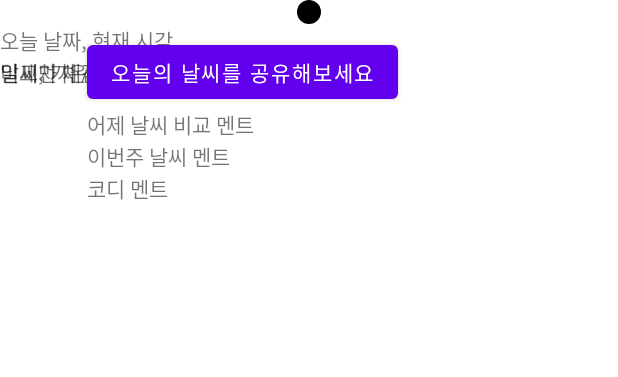
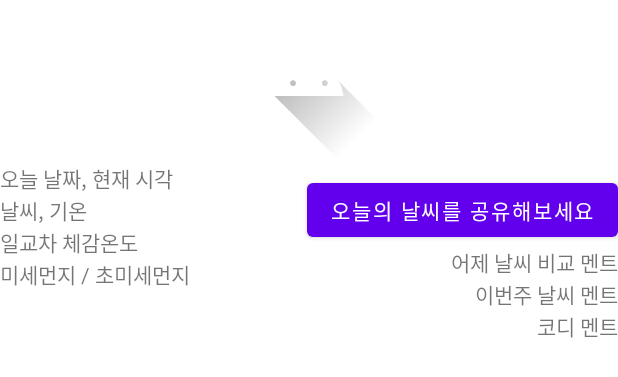
Before and after one commit to moonyeol/WearWeather, an Android app: the layout fragment_main_00.xml on its own in the app's theme, with its tools: preview values and no code run, on a phone screen of 412 x 824 dp. Shown: the top 377 px of the screen. Run offline under Robolectric (Android 15) with nearby library versions, the phone set to English and light mode, and no system bars.

Commit message:
Main weather

```diff
--- a/app/src/main/java/wear/weather/retrofit/RetrofitClient.kt
+++ b/app/src/main/java/wear/weather/retrofit/RetrofitClient.kt
@@ -5,13 +5,12 @@ import retrofit2.converter.gson.GsonConverterFactory
 
 class RetrofitClient {
     companion object{
-        private const val OPEN_WEATHER_URL = "https://api.openweathermap.org/data/2.5/"
         private val retrofitClient: RetrofitClient = RetrofitClient()
         fun getInstance(): RetrofitClient = retrofitClient
     }
-    fun buildRetrofit(): RetrofitService{
+    fun buildRetrofit(url:String): RetrofitService{
         val retrofit: Retrofit? = Retrofit.Builder()
-            .baseUrl(OPEN_WEATHER_URL)
+            .baseUrl(url)
             .addConverterFactory(GsonConverterFactory.create())
             .build()
 
--- a/app/src/main/java/wear/weather/retrofit/RetrofitService.kt
+++ b/app/src/main/java/wear/weather/retrofit/RetrofitService.kt
@@ -4,6 +4,7 @@ import com.google.gson.JsonObject
 import retrofit2.Call
 import retrofit2.http.GET
 import retrofit2.http.Query
+import wear.weather.main.model.CurrentWeatherData
 
 interface RetrofitService {
     @GET("weather?")
@@ -12,4 +13,7 @@ interface RetrofitService {
         @Query("lon") lon: String,
         @Query("APPID") APPID: String
     ): Call<JsonObject>
+
+    @GET
+    fun getCurrentDust(): Call<JsonObject>
 }
--- a/app/src/main/res/layout/fragment_main_00.xml
+++ b/app/src/main/res/layout/fragment_main_00.xml
@@ -8,7 +8,7 @@
         android:id="@+id/iv_main_00"
         android:layout_width="wrap_content"
         android:layout_height="wrap_content"
-        android:src="@drawable/ic_selected_dot"
+        android:src="@drawable/ic_launcher_foreground"
         app:layout_constraintLeft_toLeftOf="parent"
         app:layout_constraintRight_toRightOf="parent"
         app:layout_constraintTop_toTopOf="parent" />
@@ -17,68 +17,67 @@
         android:id="@+id/tv_cur_day_time"
         android:layout_width="wrap_content"
         android:layout_height="wrap_content"
+        android:text="오늘 날짜, 현재 시각"
         app:layout_constraintLeft_toLeftOf="parent"
-        app:layout_constraintTop_toBottomOf="@id/iv_main_00"
-        android:text="오늘 날짜, 현재 시각"
-        />
+        app:layout_constraintTop_toBottomOf="@id/iv_main_00" />
+
     <TextView
+        android:id="@+id/tv_cur_weather_temp"
         android:layout_width="wrap_content"
         android:layout_height="wrap_content"
-        android:id="@+id/tv_cur_weather_temp"
         android:text="날씨, 기온"
         app:layout_constraintLeft_toLeftOf="parent"
-        app:layout_constraintTop_toBottomOf="@+id/tv_cur_day_time"
-        />
+        app:layout_constraintTop_toBottomOf="@+id/tv_cur_day_time" />
+
     <Button
+        android:id="@+id/btn_cur_share_weather"
         android:layout_width="wrap_content"
         android:layout_height="wrap_content"
-        app:layout_constraintLeft_toRightOf="@+id/tv_cur_weather_temp"
         android:text="오늘의 날씨를 공유해보세요"
-        android:id="@+id/btn_cur_share_weather"
-        app:layout_constraintTop_toTopOf="@+id/tv_cur_weather_temp"
         app:layout_constraintBottom_toBottomOf="@id/tv_cur_weather_temp"
-        />
+        app:layout_constraintRight_toRightOf="parent"
+        app:layout_constraintTop_toTopOf="@+id/tv_cur_weather_temp" />
+
     <TextView
+        android:id="@+id/tv_compare_yesterday_weather"
         android:layout_width="wrap_content"
         android:layout_height="wrap_content"
         android:text="어제 날씨 비교 멘트"
-        android:id="@+id/tv_compare_yesterday_weather"
-        app:layout_constraintLeft_toRightOf="@id/tv_cur_weather_temp"
-        app:layout_constraintTop_toBottomOf="@+id/btn_cur_share_weather"
-        />
+        app:layout_constraintRight_toRightOf="parent"
+        app:layout_constraintTop_toBottomOf="@+id/btn_cur_share_weather" />
+
     <TextView
+        android:id="@+id/tv_week_weather"
         android:layout_width="wrap_content"
         android:layout_height="wrap_content"
-        android:id="@+id/tv_week_weather"
         android:text="이번주 날씨 멘트"
-        app:layout_constraintLeft_toRightOf="@id/tv_cur_weather_temp"
-        app:layout_constraintTop_toBottomOf="@id/tv_compare_yesterday_weather"
-        />
+        app:layout_constraintRight_toRightOf="parent"
+        app:layout_constraintTop_toBottomOf="@id/tv_compare_yesterday_weather" />
+
     <TextView
+        android:id="@+id/tv_coordi"
         android:layout_width="wrap_content"
         android:layout_height="wrap_content"
-        android:id="@+id/tv_coordi"
-        app:layout_constraintLeft_toRightOf="@id/tv_cur_weather_temp"
         android:text="코디 멘트"
-        app:layout_constraintTop_toBottomOf="@id/tv_week_weather"
-        />
+        app:layout_constraintRight_toRightOf="parent"
+        app:layout_constraintTop_toBottomOf="@id/tv_week_weather" />
+
     <TextView
+        android:id="@+id/tv_cur_perceived_temp"
         android:layout_width="wrap_content"
         android:layout_height="wrap_content"
-        android:id="@+id/tv_cur_perceived_temp"
         android:text="일교차 체감온도"
         app:layout_constraintLeft_toLeftOf="parent"
-        app:layout_constraintTop_toBottomOf="@+id/tv_cur_day_time"
-        />
+        app:layout_constraintTop_toBottomOf="@+id/tv_cur_weather_temp" />
+
+
     <TextView
+        android:id="@+id/tv_cur_fine_ultra_dust"
         android:layout_width="wrap_content"
         android:layout_height="wrap_content"
-        android:id="@+id/tv_cur_fine_ultra_dust"
         android:text="미세먼지 / 초미세먼지"
         app:layout_constraintLeft_toLeftOf="parent"
-        app:layout_constraintTop_toBottomOf="@+id/tv_cur_day_time"
-        />
-
+        app:layout_constraintTop_toBottomOf="@+id/tv_cur_perceived_temp" />
 
 
 </androidx.constraintlayout.widget.ConstraintLayout>
```
Also changed, not shown: app/src/main/java/wear/weather/main/model/CurrentWeatherData.kt (added, +25 -0 lines), app/src/main/java/wear/weather/main/ui/MainFragment00.kt (+75 -6 lines).
